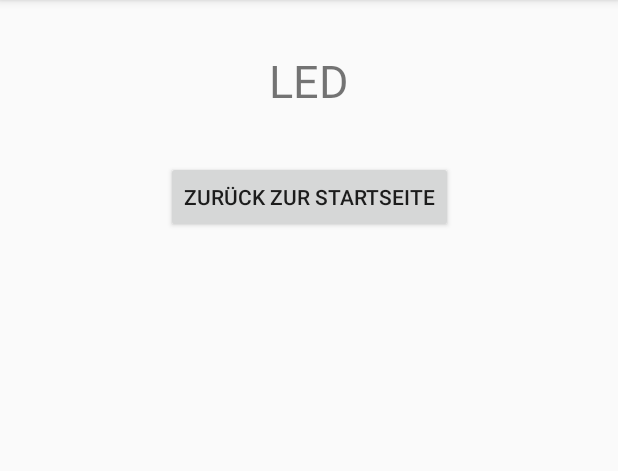
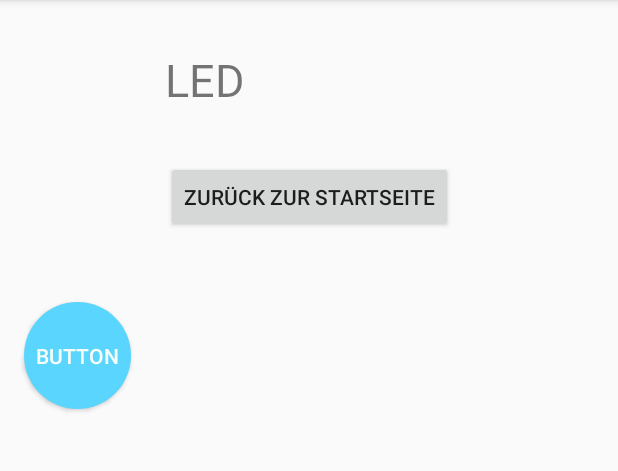
Before and after one commit to Paul-Abel/Controller-Java, an Android app: the Led screen opened directly, with no data from a screen before it, on a phone screen of 412 x 824 dp, the part 84-555 px from its top. Run offline under Robolectric (Android 15) with nearby library versions, the phone set to English and light mode, and no system bars.

Commit message:
Ein runder Button wurde hinzugefügt

```diff
--- /dev/null
+++ b/app/src/main/res/drawable/round_button.xml
@@ -0,0 +1,10 @@
+<?xml version="1.0" encoding="utf-8"?>
+<selector xmlns:android="http://schemas.android.com/apk/res/android">
+    <item>
+        <shape android:shape="oval">
+            <size android:width="100dp"
+                android:height="100dp"/>
+            <solid android:color="#59d5fe"/>
+        </shape>
+    </item>
+</selector>
--- a/app/src/main/res/layout/activity_led.xml
+++ b/app/src/main/res/layout/activity_led.xml
@@ -17,6 +17,22 @@
         app:layout_constraintTop_toTopOf="parent"
         app:layout_constraintVertical_bias="0.149" />
 
+    <Button
+        android:id="@+id/button1"
+        android:layout_width="71dp"
+        android:layout_height="71dp"
+        android:layout_centerHorizontal="true"
+        android:layout_centerVertical="true"
+        android:background="@drawable/round_button"
+        android:text="Button"
+        android:textColor="#f8fdf9"
+        app:layout_constraintBottom_toBottomOf="parent"
+        app:layout_constraintEnd_toEndOf="parent"
+        app:layout_constraintHorizontal_bias="0.047"
+        app:layout_constraintStart_toStartOf="parent"
+        app:layout_constraintTop_toTopOf="parent"
+        app:layout_constraintVertical_bias="0.289" />
+
     <TextView
         android:id="@+id/LedHeader"
         android:layout_width="wrap_content"
@@ -25,6 +41,8 @@
         android:textSize="30sp"
         app:layout_constraintBottom_toTopOf="@+id/LED_ChanceSite"
         app:layout_constraintEnd_toEndOf="parent"
+        app:layout_constraintHorizontal_bias="0.307"
         app:layout_constraintStart_toStartOf="parent"
-        app:layout_constraintTop_toTopOf="parent" />
+        app:layout_constraintTop_toTopOf="parent"
+        app:layout_constraintVertical_bias="0.491" />
 </androidx.constraintlayout.widget.ConstraintLayout>
```
